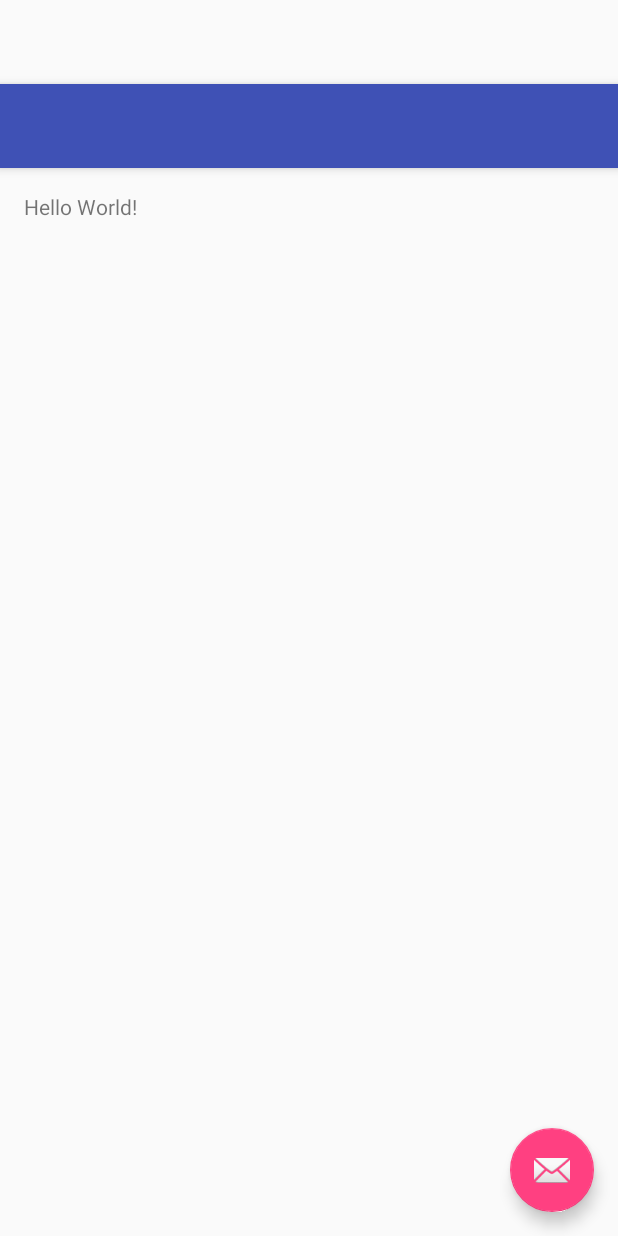
After one commit to RohanBh/Closer, an Android app: the layout app_bar_main.xml on its own in the app's theme, with its tools: preview values and no code run, on a phone screen of 412 x 824 dp. The commit adds this screen. Run offline under Robolectric (Android 15) with nearby library versions, the phone set to English and light mode, and no system bars.

Commit message:
Added material design

```diff
--- a/Closer/app/build.gradle
+++ b/Closer/app/build.gradle
@@ -25,5 +25,7 @@
         exclude group: 'com.android.support', module: 'support-annotations'
     })
     compile 'com.android.support:appcompat-v7:25.1.1'
+    compile 'com.android.support:support-v4:25.1.1'
+    compile 'com.android.support:design:25.1.1'
     testCompile 'junit:junit:4.12'
 }
--- a/Closer/app/src/main/AndroidManifest.xml
+++ b/Closer/app/src/main/AndroidManifest.xml
@@ -8,7 +8,10 @@
         android:label="@string/app_name"
         android:supportsRtl="true"
         android:theme="@style/AppTheme">
-        <activity android:name=".MainActivity">
+        <activity
+            android:name=".MainActivity"
+            android:label="@string/app_name"
+            android:theme="@style/AppTheme.NoActionBar">
             <intent-filter>
                 <action android:name="android.intent.action.MAIN" />
 
--- /dev/null
+++ b/Closer/app/src/main/res/layout/app_bar_main.xml
@@ -0,0 +1,34 @@
+<?xml version="1.0" encoding="utf-8"?>
+<android.support.design.widget.CoordinatorLayout xmlns:android="http://schemas.android.com/apk/res/android"
+    xmlns:app="http://schemas.android.com/apk/res-auto"
+    xmlns:tools="http://schemas.android.com/tools"
+    android:layout_width="match_parent"
+    android:layout_height="match_parent"
+    android:fitsSystemWindows="true"
+    tools:context="com.droiders.closer.MainActivity">
+
+    <android.support.design.widget.AppBarLayout
+        android:layout_width="match_parent"
+        android:layout_height="wrap_content"
+        android:theme="@style/AppTheme.AppBarOverlay">
+
+        <android.support.v7.widget.Toolbar
+            android:id="@+id/toolbar"
+            android:layout_width="match_parent"
+            android:layout_height="?attr/actionBarSize"
+            android:background="?attr/colorPrimary"
+            app:popupTheme="@style/AppTheme.PopupOverlay" />
+
+    </android.support.design.widget.AppBarLayout>
+
+    <include layout="@layout/content_main" />
+
+    <android.support.design.widget.FloatingActionButton
+        android:id="@+id/fab"
+        android:layout_width="wrap_content"
+        android:layout_height="wrap_content"
+        android:layout_gravity="bottom|end"
+        android:layout_margin="@dimen/fab_margin"
+        app:srcCompat="@android:drawable/ic_dialog_email" />
+
+</android.support.design.widget.CoordinatorLayout>
--- /dev/null
+++ b/Closer/app/src/main/res/layout/content_main.xml
@@ -0,0 +1,20 @@
+<?xml version="1.0" encoding="utf-8"?>
+<RelativeLayout xmlns:android="http://schemas.android.com/apk/res/android"
+    xmlns:app="http://schemas.android.com/apk/res-auto"
+    xmlns:tools="http://schemas.android.com/tools"
+    android:id="@+id/content_main"
+    android:layout_width="match_parent"
+    android:layout_height="match_parent"
+    android:paddingBottom="@dimen/activity_vertical_margin"
+    android:paddingLeft="@dimen/activity_horizontal_margin"
+    android:paddingRight="@dimen/activity_horizontal_margin"
+    android:paddingTop="@dimen/activity_vertical_margin"
+    app:layout_behavior="@string/appbar_scrolling_view_behavior"
+    tools:context="com.droiders.closer.MainActivity"
+    tools:showIn="@layout/app_bar_main">
+
+    <TextView
+        android:layout_width="wrap_content"
+        android:layout_height="wrap_content"
+        android:text="Hello World!" />
+</RelativeLayout>
--- /dev/null
+++ b/Closer/app/src/main/res/values-v21/styles.xml
@@ -0,0 +1,9 @@
+<resources>
+
+    <style name="AppTheme.NoActionBar">
+        <item name="windowActionBar">false</item>
+        <item name="windowNoTitle">true</item>
+        <item name="android:windowDrawsSystemBarBackgrounds">true</item>
+        <item name="android:statusBarColor">@android:color/transparent</item>
+    </style>
+</resources>
--- a/Closer/app/src/main/res/values/dimens.xml
+++ b/Closer/app/src/main/res/values/dimens.xml
@@ -1,5 +1,9 @@
 <resources>
+    <!-- Default screen margins, per the Android Design guidelines. -->
+    <dimen name="nav_header_vertical_spacing">16dp</dimen>
+    <dimen name="nav_header_height">160dp</dimen>
     <!-- Default screen margins, per the Android Design guidelines. -->
     <dimen name="activity_horizontal_margin">16dp</dimen>
     <dimen name="activity_vertical_margin">16dp</dimen>
+    <dimen name="fab_margin">16dp</dimen>
 </resources>
--- a/Closer/app/src/main/res/values/strings.xml
+++ b/Closer/app/src/main/res/values/strings.xml
@@ -1,3 +1,8 @@
 <resources>
     <string name="app_name">Closer</string>
+
+    <string name="navigation_drawer_open">Open navigation drawer</string>
+    <string name="navigation_drawer_close">Close navigation drawer</string>
+
+    <string name="action_settings">Settings</string>
 </resources>
--- a/Closer/app/src/main/res/values/styles.xml
+++ b/Closer/app/src/main/res/values/styles.xml
@@ -8,4 +8,13 @@
         <item name="colorAccent">@color/colorAccent</item>
     </style>
 
+    <style name="AppTheme.NoActionBar">
+        <item name="windowActionBar">false</item>
+        <item name="windowNoTitle">true</item>
+    </style>
+
+    <style name="AppTheme.AppBarOverlay" parent="ThemeOverlay.AppCompat.Dark.ActionBar" />
+
+    <style name="AppTheme.PopupOverlay" parent="ThemeOverlay.AppCompat.Light" />
+
 </resources>
```
Also changed, not shown: Closer/app/src/main/java/com/droiders/closer/MainActivity.java (+90 -2 lines), Closer/app/src/main/res/drawable/ic_menu_camera.xml (added, +12 -0 lines), Closer/app/src/main/res/drawable/ic_menu_gallery.xml (added, +9 -0 lines), Closer/app/src/main/res/drawable/ic_menu_manage.xml (added, +9 -0 lines), Closer/app/src/main/res/drawable/ic_menu_send.xml (added, +9 -0 lines), Closer/app/src/main/res/drawable/ic_menu_share.xml (added, +9 -0 lines), Closer/app/src/main/res/drawable/ic_menu_slideshow.xml (added, +9 -0 lines), Closer/app/src/main/res/drawable/side_nav_bar.xml (added, +9 -0 lines), Closer/app/src/main/res/layout/activity_main.xml (+19 -11 lines), Closer/app/src/main/res/layout/nav_header_main.xml (added, +35 -0 lines), Closer/app/src/main/res/menu/activity_main_drawer.xml (added, +36 -0 lines), Closer/app/src/main/res/menu/main.xml (added, +9 -0 lines).
